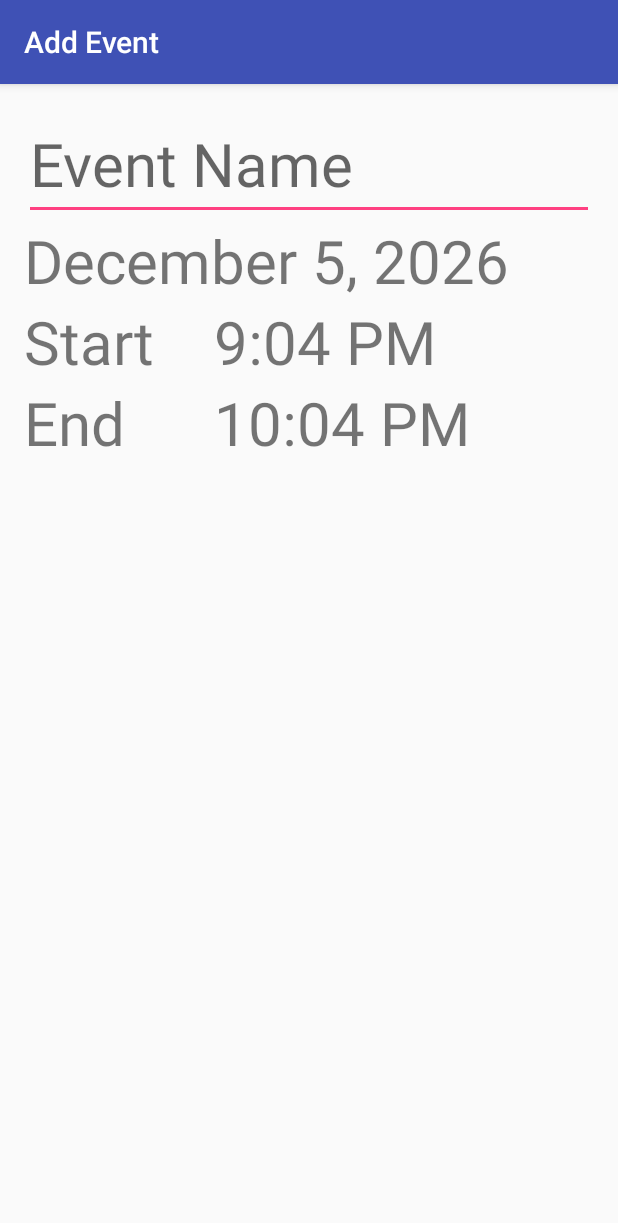
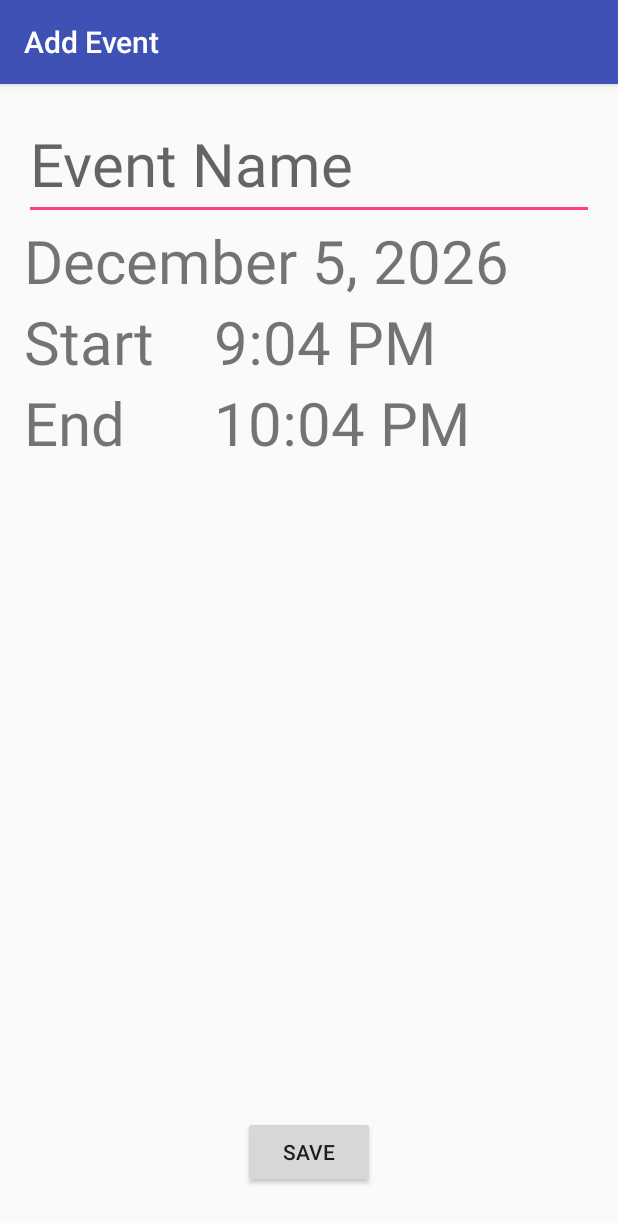
Before and after one commit to emeraldvision/Android-Scheduler, an Android app: the screen it shows after launch (NewEventActivity), after a tap on an icon or button, on a phone screen of 412 x 824 dp. Shown: the top 1223 px of the screen. Run offline under Robolectric (Android 15) with nearby library versions, the phone set to English and light mode, and no system bars.

Commit message:
New event activity shows events on calendar activity

```diff
--- a/app/src/main/AndroidManifest.xml
+++ b/app/src/main/AndroidManifest.xml
@@ -15,7 +15,9 @@
                 <category android:name="android.intent.category.LAUNCHER" />
             </intent-filter>
         </activity>
-        <activity android:name=".NewEventActivity"></activity>
+        <activity
+            android:name=".NewEventActivity"
+            android:windowSoftInputMode="adjustResize"></activity>
     </application>
 
 </manifest>
--- a/app/src/main/java/com/emeraldvision/scheduler/CalendarActivity.java
+++ b/app/src/main/java/com/emeraldvision/scheduler/CalendarActivity.java
@@ -5,6 +5,7 @@ import android.support.design.widget.FloatingActionButton;
 import android.support.v7.app.AppCompatActivity;
 import android.os.Bundle;
 import android.view.View;
+import android.widget.LinearLayout;
 import android.widget.RelativeLayout;
 import android.widget.TextView;
 
@@ -15,6 +16,8 @@ import java.util.List;
 
 public class CalendarActivity extends AppCompatActivity {
 
+    List<Integer> timeList;
+
     @Override
     protected void onCreate(Bundle savedInstanceState) {
         super.onCreate(savedInstanceState);
@@ -22,7 +25,7 @@ public class CalendarActivity extends AppCompatActivity {
         setContentView(R.layout.activity_calendar);
 
         // list of time IDs
-        List<Integer> timeList = Arrays.asList(R.id.time_0, R.id.time_1, R.id.time_2, R.id.time_3,
+        timeList = Arrays.asList(R.id.time_0, R.id.time_1, R.id.time_2, R.id.time_3,
                 R.id.time_4, R.id.time_5, R.id.time_6, R.id.time_7, R.id.time_8, R.id.time_9,
                 R.id.time_10, R.id.time_11, R.id.time_12, R.id.time_13, R.id.time_14, R.id.time_15,
                 R.id.time_16, R.id.time_17, R.id.time_18, R.id.time_19, R.id.time_20, R.id.time_21,
@@ -42,29 +45,28 @@ public class CalendarActivity extends AppCompatActivity {
                 startActivity(intent);
             }
         });
-
-        // create sample event
-        DateTime startTime = new DateTime(2017, 9, 7, 3, 54);
-        DateTime endTime = new DateTime(2017, 9, 7, 12, 00);
-        Event sampleEvent = new Event("sample", startTime, endTime);
-
-        // add single sample event
-        addEventToView(timeList, sampleEvent);
     }
 
     private void addEventToView(List<Integer> timeList, Event event) {
         RelativeLayout relativeLayout;
         relativeLayout = (RelativeLayout) findViewById(R.id.day);
-        View eventView = new View(this);
+        LinearLayout eventView = new LinearLayout(this);
         eventView.setBackgroundColor(getResources().getColor(R.color.colorEvent));
         RelativeLayout.LayoutParams eventParams = new RelativeLayout.LayoutParams(
-                RelativeLayout.LayoutParams.WRAP_CONTENT,
+                RelativeLayout.LayoutParams.MATCH_PARENT,
                 RelativeLayout.LayoutParams.WRAP_CONTENT);
         eventParams.addRule(RelativeLayout.ALIGN_TOP, timeList.get(event.getStartHour()));
         eventParams.addRule(RelativeLayout.ABOVE, timeList.get(event.getEndHour()));
         eventParams.setMargins(getResources().getDimensionPixelSize(R.dimen.hour_width),
                 getResources().getDimensionPixelSize(R.dimen.line_height), 0, 0);
         eventView.setLayoutParams(eventParams);
+        TextView textView = new TextView(this);
+        textView.setText(event.getName());
+        LinearLayout.LayoutParams textParams = new LinearLayout.LayoutParams(
+                LinearLayout.LayoutParams.MATCH_PARENT,
+                LinearLayout.LayoutParams.WRAP_CONTENT);
+        textParams.setMargins(15, 0, 0, 0);
+        eventView.addView(textView);
         relativeLayout.addView(eventView);
     }
 
@@ -74,5 +76,14 @@ public class CalendarActivity extends AppCompatActivity {
         ((TextView) findViewById(viewID).findViewById(R.id.time)).setText(stringID);
     }
 
+    @Override
+    protected void onResume() {
+        super.onResume();
 
+        List<Event> events = EventStorage.getInstance().getEventList();
+
+        for (Event event : events) {
+            addEventToView(timeList, event);
+        }
+    }
 }
--- /dev/null
+++ b/app/src/main/java/com/emeraldvision/scheduler/EventStorage.java
@@ -0,0 +1,30 @@
+package com.emeraldvision.scheduler;
+
+import java.util.ArrayList;
+
+/**
+ * Created by Ther on 2/22/2017.
+ */
+
+public class EventStorage {
+
+    private ArrayList<Event> eventList;
+
+    private EventStorage() {
+        eventList = new ArrayList<>();
+    }
+
+    public void addEvent(Event event) {
+        eventList.add(event);
+    }
+
+    public ArrayList<Event> getEventList() {
+        return eventList;
+    }
+
+    static private EventStorage instance = new EventStorage();
+
+    public static EventStorage getInstance() {
+        return instance;
+    }
+}
--- a/app/src/main/java/com/emeraldvision/scheduler/NewEventActivity.java
+++ b/app/src/main/java/com/emeraldvision/scheduler/NewEventActivity.java
@@ -6,7 +6,10 @@ import android.support.v7.app.ActionBar;
 import android.support.v7.app.AppCompatActivity;
 import android.os.Bundle;
 import android.view.View;
+import android.view.inputmethod.EditorInfo;
+import android.widget.Button;
 import android.widget.DatePicker;
+import android.widget.EditText;
 import android.widget.TextView;
 import android.widget.TimePicker;
 
@@ -39,6 +42,15 @@ public class NewEventActivity extends AppCompatActivity {
         setupDateView();
         setupStartTimeView(start_time);
         setupEndTimeView(end_time);
+        Button saveButton = (Button) findViewById(R.id.saveButton);
+        saveButton.setOnClickListener(new View.OnClickListener() {
+            @Override
+            public void onClick(View v) {
+                Event event = new Event(((EditText) findViewById(R.id.event_name)).getText().toString(), start, end);
+                EventStorage.getInstance().addEvent(event);
+                NewEventActivity.this.finish();
+            }
+        });
     }
 
     private void setupStartTimeView(int timeID) {
@@ -80,18 +92,17 @@ public class NewEventActivity extends AppCompatActivity {
     }
 
     private int displayDate() {
-        int dateID = R.id.new_event_date;
+        int dateID = R.id.event_date;
         String dateString = start.toString(DateTimeFormat.longDate());
         setTextOnView(dateID, dateString);
         return dateID;
     }
 
-    // add time to display
+    // add text to activity's view
     private void setTextOnView(int viewID, String stringID) {
         ((TextView) findViewById(viewID)).setText(stringID);
     }
 
-    // show date picker
     private void showDatePickerDialog(long longTime) {
         DatePickerFragment dateFragment = new DatePickerFragment();
         Bundle arguments = new Bundle();
@@ -107,7 +118,6 @@ public class NewEventActivity extends AppCompatActivity {
         });
     }
 
-    // show start time picker
     private void showStartTimePickerDialog(long longTime) {
         TimePickerFragment timeFragment = new TimePickerFragment();
         Bundle arguments = new Bundle();
@@ -123,7 +133,6 @@ public class NewEventActivity extends AppCompatActivity {
         });
     }
 
-    // show end time picker
     private void showEndTimePickerDialog(long longTime) {
         TimePickerFragment timeFragment = new TimePickerFragment();
         Bundle arguments = new Bundle();
@@ -139,4 +148,6 @@ public class NewEventActivity extends AppCompatActivity {
         });
     }
 
+    //
+
 }
--- a/app/src/main/res/layout/activity_new_event.xml
+++ b/app/src/main/res/layout/activity_new_event.xml
@@ -17,6 +17,7 @@
 
         <!--name entry field-->
         <EditText
+            android:id="@+id/event_name"
             android:layout_width="match_parent"
             android:layout_height="wrap_content"
             android:hint="@string/event"
@@ -24,7 +25,7 @@
 
         <!--date field-->
         <TextView
-            android:id="@+id/new_event_date"
+            android:id="@+id/event_date"
             android:layout_width="match_parent"
             android:layout_height="wrap_content"
             android:textSize="@dimen/edit_event_date_size" />
@@ -76,4 +77,13 @@
 
     </LinearLayout>
 
+    <Button
+        android:id="@+id/saveButton"
+        android:layout_width="wrap_content"
+        android:layout_height="wrap_content"
+        android:layout_alignParentBottom="true"
+        android:layout_centerHorizontal="true"
+        android:layout_margin="@dimen/save_button_margin"
+        android:text="@string/buttonText" />
+
 </RelativeLayout>
--- a/app/src/main/res/values/dimens.xml
+++ b/app/src/main/res/values/dimens.xml
@@ -3,6 +3,7 @@
     <dimen name="activity_horizontal_margin">16dp</dimen>
     <dimen name="activity_vertical_margin">16dp</dimen>
     <dimen name="fab_margin">16dp</dimen>
+    <dimen name="save_button_margin">16dp</dimen>
     <dimen name="hour_width">30dp</dimen>
     <dimen name="hour_height">40dp</dimen>
     <dimen name="line_height">1dp</dimen>
--- a/app/src/main/res/values/strings.xml
+++ b/app/src/main/res/values/strings.xml
@@ -4,5 +4,6 @@
     <string name="start">Start</string>
     <string name="end">End</string>
     <string name="datePicker">datePicker</string>
-    <string name="timePicker">\"timePicker\"</string>
+    <string name="timePicker">timePicker</string>
+    <string name="buttonText">Save</string>
 </resources>
```
